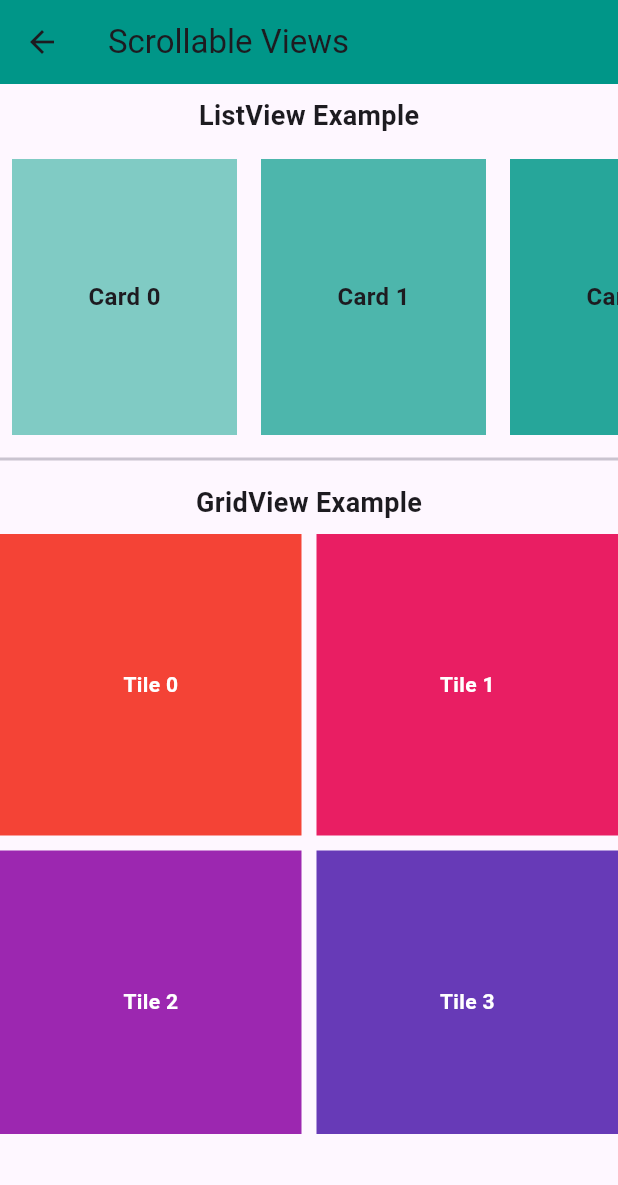
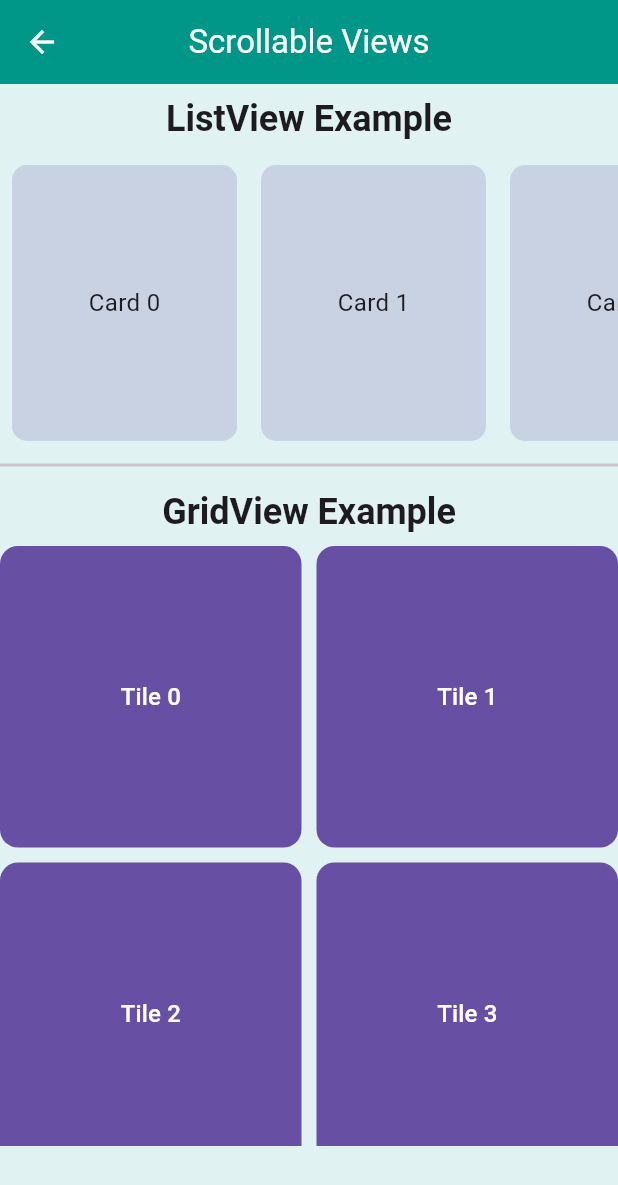
Before and after one commit to kalviumcommunity/S86-0126-Asgardians-Building-Smart-Mobile-Experiences-With-Flutter-And-Firebase-CraftConnect, a Flutter app: the ScrollableViews screen opened by its route, on a phone screen of 412 x 824 dp. Shown: the top 1185 px of the screen. Run offline on Flutter 3.47's test engine with Material 3 defaults, Android fonts, the phone set to English and light mode, and no system bars; our stand-ins replace cloud_firestore, firebase_auth, firebase_core; accounts and stored records are empty.

Commit message:
feat: built scrollable views using ListView and GridView widgets

```diff
--- a/craftconnect/lib/screens/scrollable_views.dart
+++ b/craftconnect/lib/screens/scrollable_views.dart
@@ -5,20 +5,27 @@ class ScrollableViews extends StatelessWidget {
   Widget build(BuildContext context) {
     return Scaffold(
       appBar: AppBar(
-        title: Text('Scrollable Views'),
-        backgroundColor: Colors.teal,
+        title: const Text('Scrollable Views'),
+        // removed backgroundColor (now uses global theme)
       ),
       body: SingleChildScrollView(
         child: Column(
           children: [
-            Container(
-              padding: EdgeInsets.all(8),
+            // --------------------
+            // ListView title
+            // --------------------
+            Padding(
+              padding: const EdgeInsets.all(8),
               child: Text(
                 'ListView Example',
-                style: TextStyle(fontSize: 18, fontWeight: FontWeight.bold),
+                style: Theme.of(context).textTheme.headlineLarge,
               ),
             ),
-            Container(
+
+            // --------------------
+            // Horizontal ListView
+            // --------------------
+            SizedBox(
               height: 200,
               child: ListView.builder(
                 scrollDirection: Axis.horizontal,
@@ -26,35 +33,44 @@ class ScrollableViews extends StatelessWidget {
                 itemBuilder: (context, index) {
                   return Container(
                     width: 150,
-                    margin: EdgeInsets.all(8),
-                    color: Colors.teal[100 * (index + 2)],
+                    margin: const EdgeInsets.all(8),
+                    decoration: BoxDecoration(
+                      color: Theme.of(context).primaryColor.withOpacity(0.2),
+                      borderRadius: BorderRadius.circular(10),
+                    ),
                     child: Center(
                       child: Text(
                         'Card $index',
-                        style: TextStyle(
-                          fontSize: 16,
-                          fontWeight: FontWeight.bold,
-                        ),
+                        style: Theme.of(context).textTheme.bodyMedium,
                       ),
                     ),
                   );
                 },
               ),
             ),
-            Divider(thickness: 2),
-            Container(
-              padding: EdgeInsets.all(8),
+
+            const Divider(thickness: 2),
+
+            // --------------------
+            // GridView title
+            // --------------------
+            Padding(
+              padding: const EdgeInsets.all(8),
               child: Text(
                 'GridView Example',
-                style: TextStyle(fontSize: 18, fontWeight: FontWeight.bold),
+                style: Theme.of(context).textTheme.headlineLarge,
               ),
             ),
-            Container(
+
+            // --------------------
+            // GridView
+            // --------------------
+            SizedBox(
               height: 400,
               child: GridView.builder(
-                physics: NeverScrollableScrollPhysics(),
+                physics: const NeverScrollableScrollPhysics(),
                 shrinkWrap: true,
-                gridDelegate: SliverGridDelegateWithFixedCrossAxisCount(
+                gridDelegate: const SliverGridDelegateWithFixedCrossAxisCount(
                   crossAxisCount: 2,
                   crossAxisSpacing: 10,
                   mainAxisSpacing: 10,
@@ -62,14 +78,14 @@ class ScrollableViews extends StatelessWidget {
                 itemCount: 6,
                 itemBuilder: (context, index) {
                   return Container(
-                    color: Colors.primaries[index % Colors.primaries.length],
+                    decoration: BoxDecoration(
+                      color: Theme.of(context).primaryColor,
+                      borderRadius: BorderRadius.circular(12),
+                    ),
                     child: Center(
                       child: Text(
                         'Tile $index',
-                        style: TextStyle(
-                          color: Colors.white,
-                          fontWeight: FontWeight.bold,
-                        ),
+                        style: Theme.of(context).textTheme.labelLarge,
                       ),
                     ),
                   );
```
Also changed, not shown: craftconnect/lib/main.dart (+28 -1 lines), craftconnect/lib/screens/dev_tools_demo_screen.dart (+7 -0 lines), 1 other file.
